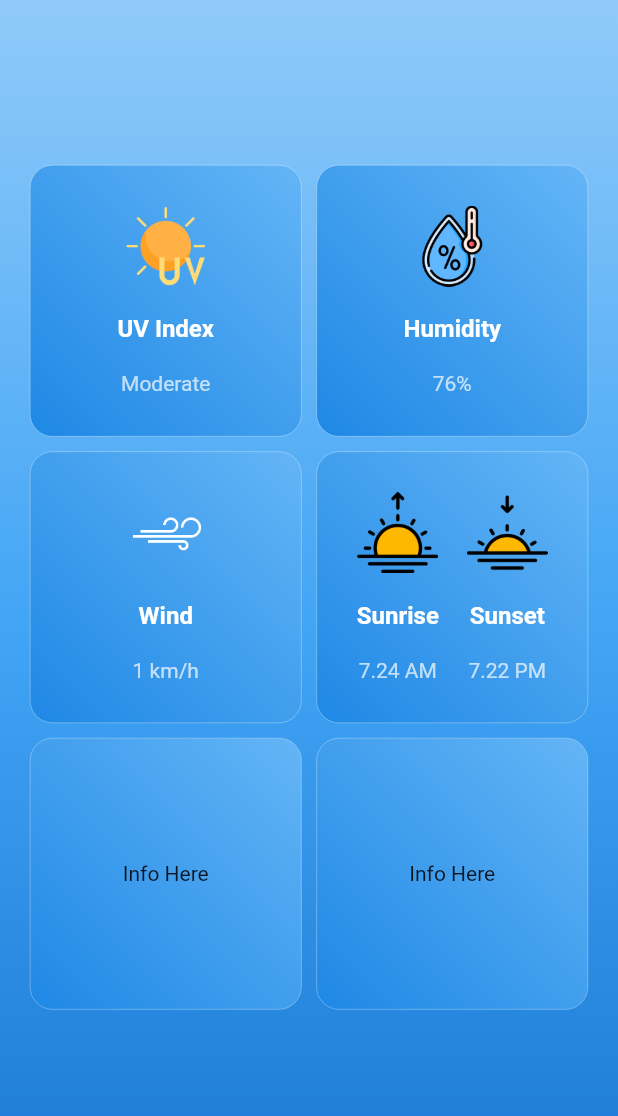
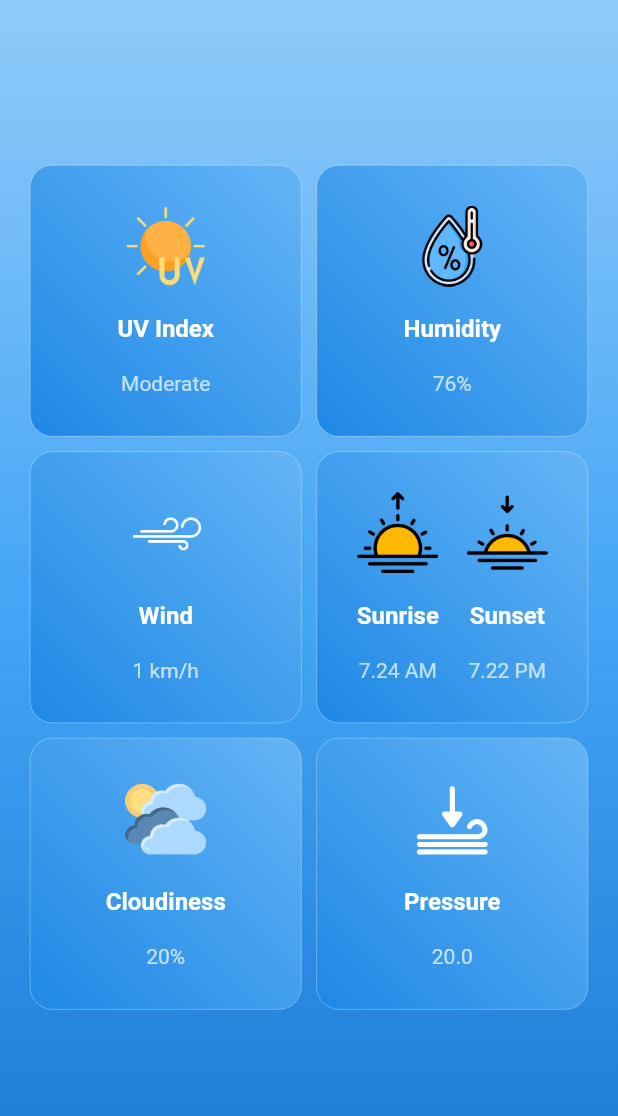
Before and after one commit to AdlilAfiq11/WeatherForecasts_MobileApp_Design, a Flutter app: the WeatherDetailsView widget shown alone on an empty page, opened directly, on a phone screen of 412 x 824 dp. Shown: the top 1116 px of the screen. Run offline on Flutter 3.47's test engine with Material 3 defaults, Android fonts, the phone set to English and light mode, and no system bars; our stand-ins replace google_nav_bar, timezone.

Commit message:
Add more weather details

```diff
--- a/lib/view/details/details.dart
+++ b/lib/view/details/details.dart
@@ -163,19 +163,56 @@ class _WeatherDetailsViewState extends State<WeatherDetailsView> {
             Container(
               decoration: backgroundColor('weatherDetails'),
               padding: const EdgeInsets.all(8),
-              child: const Center(
-                child: Center(
-                  child: Text("Info Here"),
-                ),
+              child: Column(
+                mainAxisAlignment: MainAxisAlignment.spaceEvenly,
+                children: <Widget>[
+                  Image.asset(
+                    "assets/images/cloudy.png",
+                    scale: 9.5,
+                  ),
+                  const Text(
+                    'Cloudiness',
+                    style: TextStyle(
+                      fontSize: 16,
+                      fontWeight: FontWeight.bold,
+                      color: Colors.white,
+                    ),
+                  ),
+                  const Text(
+                    "20%",
+                    style: TextStyle(
+                      color: Colors.white70,
+                    ),
+                  ),
+                ],
               ),
             ),
             Container(
               decoration: backgroundColor('weatherDetails'),
               padding: const EdgeInsets.all(8),
-              child: const Center(
-                child: Center(
-                  child: Text("Info Here"),
-                ),
+              child: Column(
+                mainAxisAlignment: MainAxisAlignment.spaceEvenly,
+                children: <Widget>[
+                  Image.asset(
+                    "assets/images/pressure.png",
+                    scale: 9.5,
+                    color: Colors.white,
+                  ),
+                  const Text(
+                    'Pressure',
+                    style: TextStyle(
+                      fontSize: 16,
+                      fontWeight: FontWeight.bold,
+                      color: Colors.white,
+                    ),
+                  ),
+                  const Text(
+                    "20.0",
+                    style: TextStyle(
+                      color: Colors.white70,
+                    ),
+                  ),
+                ],
               ),
             ),
           ],
```
